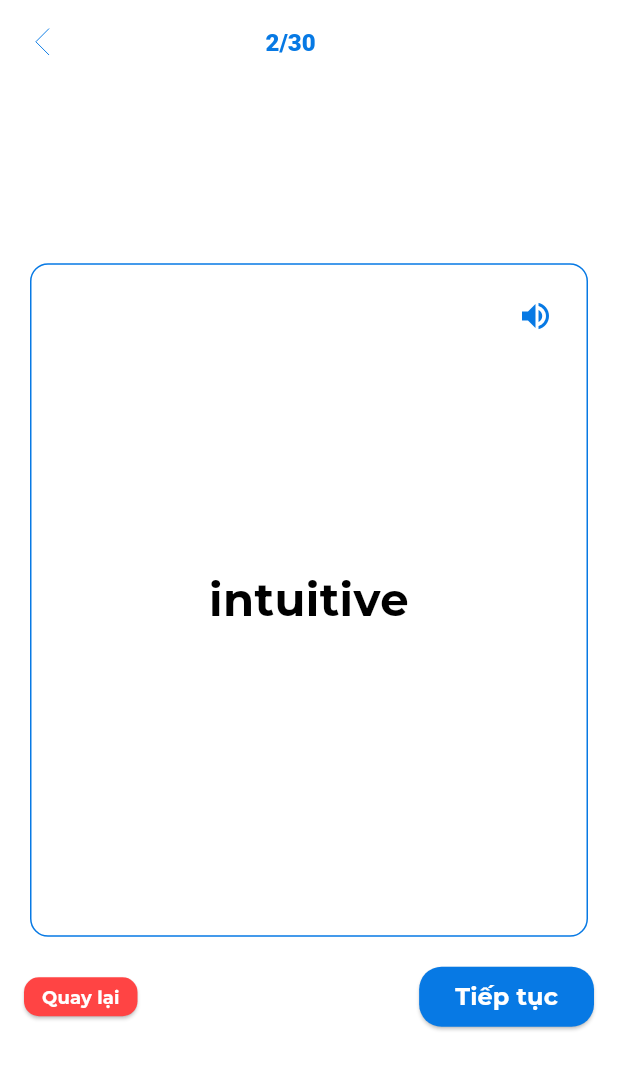
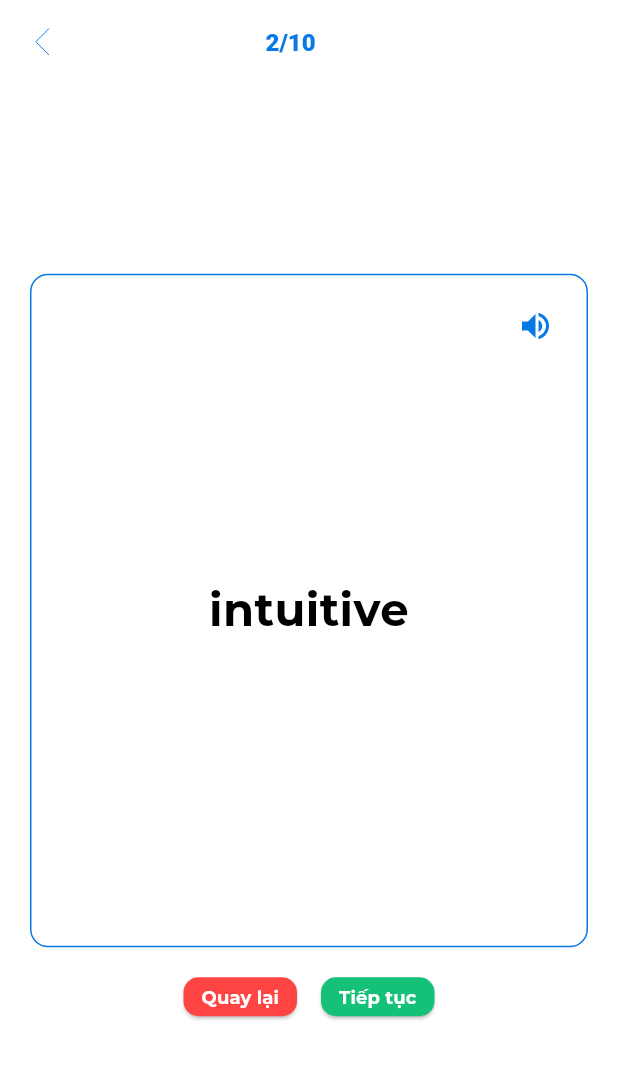
Before and after one commit to tubinguyen/Mobile-App, a Flutter app: the FlashcardScreen screen opened directly with empty values, after a tap on "Tiếp tục", on a phone screen of 412 x 824 dp. Shown: the top 1070 px of the screen. Run offline on Flutter 3.47's test engine with Material 3 defaults, Android fonts, the phone set to English and light mode, and no system bars; drawn by our look-alikes of flip_card; our stand-ins replace flutter_svg, flutter_tts; project files that could hold a hidden picture were left out.

Commit message:
done screen

```diff
--- a/app_tienganh/lib/views/cus/flashcard.dart
+++ b/app_tienganh/lib/views/cus/flashcard_screen.dart
@@ -1,7 +1,8 @@
 import 'package:app_tienganh/widgets/flash_card_counter.dart';
 import 'package:app_tienganh/widgets/flashcard.dart';
-import 'package:app_tienganh/widgets/large_button.dart';
+
 import 'package:app_tienganh/widgets/premium_button.dart';
+import 'package:app_tienganh/widgets/recent_activity.dart';
 import 'package:flutter/material.dart';
 import 'package:flutter_svg/svg.dart';
 
@@ -16,7 +17,7 @@ class FlashcardScreen extends StatefulWidget {
 class _ReviewScreenState extends State<FlashcardScreen> {
   int currentCard = 1;
   int totalCards = 0;
-  bool _isTranslationShown = false;
+  bool isCompleted = false;
 
   // Danh sách từ vựng và nghĩa
   List<Map<String, String>> vocabulary = [
@@ -30,26 +31,6 @@ class _ReviewScreenState extends State<FlashcardScreen> {
     {"word": "experience", "translation": "Trải nghiệm"},
     {"word": "journey", "translation": "Hành trình"},
     {"word": "learning", "translation": "Học tập"},
-    {"word": "opportunity", "translation": "Cơ hội"},
-    {"word": "creativity", "translation": "Sáng tạo"},
-    {"word": "innovation", "translation": "Đổi mới"},
-    {"word": "persistence", "translation": "Kiên trì"},
-    {"word": "motivation", "translation": "Động lực"},
-    {"word": "collaboration", "translation": "Hợp tác"},
-    {"word": "empathy", "translation": "Sự đồng cảm"},
-    {"word": "resilience", "translation": "Sự kiên cường"},
-    {"word": "passion", "translation": "Đam mê"},
-    {"word": "leadership", "translation": "Lãnh đạo"},
-    {"word": "imagination", "translation": "Trí tưởng tượng"},
-    {"word": "integrity", "translation": "Tính liêm chính"},
-    {"word": "curiosity", "translation": "Tính tò mò"},
-    {"word": "dedication", "translation": "Sự tận tâm"},
-    {"word": "perspective", "translation": "Quan điểm"},
-    {"word": "potential", "translation": "Tiềm năng"},
-    {"word": "progress", "translation": "Tiến bộ"},
-    {"word": "mindset", "translation": "Tư duy"},
-    {"word": "connection", "translation": "Kết nối"},
-    {"word": "growth", "translation": "Sự phát triển"},
   ];
 
   @override
@@ -62,8 +43,11 @@ class _ReviewScreenState extends State<FlashcardScreen> {
     if (currentCard < totalCards) {
       setState(() {
         currentCard++;
-        // Khi chuyển sang thẻ mới, reset về mặt tiếng Anh
-        _isTranslationShown = false;
+      });
+    } else {
+      // Đánh dấu hoàn thành khi đã xem hết các từ
+      setState(() {
+        isCompleted = true;
       });
     }
   }
@@ -72,26 +56,69 @@ class _ReviewScreenState extends State<FlashcardScreen> {
     if (currentCard > 1) {
       setState(() {
         currentCard--;
-        // Khi chuyển sang thẻ mới, reset về mặt tiếng Anh
-        _isTranslationShown = false;
+        isCompleted = false; // Reset trạng thái hoàn thành nếu quay lại
       });
     }
   }
 
-  void _toggleTranslation() {
-    setState(() {
-      _isTranslationShown = !_isTranslationShown;
-    });
+  void _handleContinueOrComplete() {
+    if (isCompleted) {
+      // Đã hoàn thành toàn bộ từ vựng
+      widget.onNavigate(0);
+    } else {
+      _nextCard();
+    }
   }
 
   @override
   Widget build(BuildContext context) {
+    // Nếu đã hoàn thành, hiển thị màn hình kết quả
+    if (isCompleted) {
+      return Scaffold(
+        appBar: AppBar(
+          leading: IconButton(
+            icon: SvgPicture.asset(
+              'assets/img/openmoji_return.svg',
+              width: 32,
+              height: 32,
+            ),
+            onPressed: () => widget.onNavigate(0),
+          ),
+          title: const Text(
+            'Kết quả',
+            style: TextStyle(fontSize: 20, fontWeight: FontWeight.bold),
+          ),
+          centerTitle: true,
+          backgroundColor: Colors.transparent,
+          elevation: 0,
+        ),
+        body: Column(
+          mainAxisAlignment: MainAxisAlignment.start,
+          children: [
+            Padding(
+              padding: const EdgeInsets.all(30.0),
+              child: RecentActivity(
+                title: "Tiến độ của bạn",
+                status: "Đã hoàn thành",
+                className: "Từ vựng TOEIC",
+                note: "$totalCards/$totalCards từ vựng",
+                buttonText: "Kiểm tra cũng cố",
+                percentage: 100,
+                onTap: () => widget.onNavigate(1),
+              ),
+            ),
+          ],
+        ),
+      );
+    }
+
+    // Giao diện học từ vựng
     return Scaffold(
       appBar: AppBar(
         leading: IconButton(
           icon: SvgPicture.asset(
-            'assets/img/openmoji_return.svg', // Đường dẫn đến file SVG
-            width: 32, // Điều chỉnh kích thước nếu cần
+            'assets/img/openmoji_return.svg',
+            width: 32,
             height: 32,
           ),
           onPressed: () => widget.onNavigate(0),
@@ -109,18 +136,16 @@ class _ReviewScreenState extends State<FlashcardScreen> {
         children: [
           // Flashcard hiện tại
           Flashcard(
-            key: ValueKey('$currentCard-$_isTranslationShown'),
+            key: ValueKey(currentCard),
             word: vocabulary[currentCard - 1]['word']!,
             translation: vocabulary[currentCard - 1]['translation']!,
-            initialSide: _isTranslationShown,
-            onFlip: _toggleTranslation,
           ),
 
           // Các nút điều khiển
           Padding(
-            padding: EdgeInsets.symmetric(horizontal: 16, vertical: 20),
+            padding: const EdgeInsets.symmetric(horizontal: 16, vertical: 20),
             child: Row(
-              mainAxisAlignment: MainAxisAlignment.spaceBetween,
+              mainAxisAlignment: MainAxisAlignment.center,
               children: [
                 PremiumButton(
                   text: 'Quay lại',
@@ -128,16 +153,14 @@ class _ReviewScreenState extends State<FlashcardScreen> {
                   state: ButtonState.failure,
                   textColor: Colors.white,
                 ),
-                LargeButton(text: 'Tiếp tục', onTap: _nextCard),
-                // PremiumButton(
-                //   text: 'Tiếp tục',
-                //   onTap: _nextCard,
-                //   state:
-                //       currentCard < totalCards
-                //           ? ButtonState.success
-                //           : ButtonState.failure,
-                //   textColor: Colors.white,
-                // ),
+                const SizedBox(width: 16),
+
+                PremiumButton(
+                  text: currentCard == totalCards ? 'Hoàn thành' : 'Tiếp tục',
+                  onTap: _handleContinueOrComplete,
+                  state: ButtonState.success,
+                  textColor: Colors.white,
+                ),
               ],
             ),
           ),
--- a/app_tienganh/lib/widgets/flashcard.dart
+++ b/app_tienganh/lib/widgets/flashcard.dart
@@ -1,4 +1,5 @@
 import 'package:flutter/material.dart';
+import 'package:flip_card/flip_card.dart';
 import 'package:app_tienganh/core/app_colors.dart';
 import 'package:flutter_tts/flutter_tts.dart';
 
@@ -21,16 +22,15 @@ class Flashcard extends StatefulWidget {
 }
 
 class _FlashcardState extends State<Flashcard> {
-  late bool _isFrontSide;
   late FlutterTts flutterTts;
+  late GlobalKey<FlipCardState> cardKey;
 
   @override
   void initState() {
     super.initState();
-    _isFrontSide = !widget.initialSide;
-
     // Khởi tạo FlutterTts
     flutterTts = FlutterTts();
+    cardKey = GlobalKey<FlipCardState>();
 
     // Cấu hình ban đầu cho TTS
     _setupTts();
@@ -53,37 +53,8 @@ class _FlashcardState extends State<Flashcard> {
     }
   }
 
-  void _toggleSide() {
-    setState(() {
-      _isFrontSide = !_isFrontSide;
-      widget.onFlip?.call();
-    });
-  }
-
-  @override
-  void dispose() {
-    // Giải phóng tài nguyên khi widget bị hủy
-    flutterTts.stop();
-    super.dispose();
-  }
-
-  @override
-  Widget build(BuildContext context) {
-    return GestureDetector(
-      onTap: _toggleSide,
-      child: AnimatedSwitcher(
-        duration: const Duration(milliseconds: 500),
-        transitionBuilder: (Widget child, Animation<double> animation) {
-          return RotationTransition(turns: animation, child: child);
-        },
-        child: _buildFlashcardContent(),
-      ),
-    );
-  }
-
-  Widget _buildFlashcardContent() {
+  Widget _buildCard(String text, {bool isBack = false}) {
     return Container(
-      key: ValueKey<bool>(_isFrontSide),
       width: 372,
       height: 449,
       decoration: BoxDecoration(
@@ -95,7 +66,7 @@ class _FlashcardState extends State<Flashcard> {
         children: [
           Center(
             child: Text(
-              _isFrontSide ? widget.word : widget.translation,
+              text,
               style: const TextStyle(
                 fontSize: 30,
                 fontWeight: FontWeight.bold,
@@ -113,14 +84,29 @@ class _FlashcardState extends State<Flashcard> {
                 Icons.volume_up,
                 color: AppColors.highlightDarkest,
               ),
-              onPressed: () {
-                // Phát âm từ hiện tại
-                _speak(_isFrontSide ? widget.word : widget.translation);
-              },
+              onPressed: () => _speak(text),
             ),
           ),
         ],
       ),
     );
   }
+
+  @override
+  void dispose() {
+    // Giải phóng tài nguyên khi widget bị hủy
+    flutterTts.stop();
+    super.dispose();
+  }
+
+  @override
+  Widget build(BuildContext context) {
+    return FlipCard(
+      key: cardKey,
+      direction: FlipDirection.HORIZONTAL, // Lật ngang
+      front: _buildCard(widget.word),
+      back: _buildCard(widget.translation, isBack: true),
+      onFlip: widget.onFlip,
+    );
+  }
 }
--- a/app_tienganh/lib/widgets/large_button.dart
+++ b/app_tienganh/lib/widgets/large_button.dart
@@ -5,11 +5,7 @@ class LargeButton extends StatelessWidget {
   final String text;
   final VoidCallback onTap;
 
-  const LargeButton({
-    super.key,
-    required this.text,
-    required this.onTap,
-  });
+  const LargeButton({super.key, required this.text, required this.onTap});
 
   @override
   Widget build(BuildContext context) {
--- /dev/null
+++ b/app_tienganh/lib/widgets/vocabulary_flip_card.dart
@@ -0,0 +1 @@
+// TODO Implement this library.
--- a/app_tienganh/pubspec.yaml
+++ b/app_tienganh/pubspec.yaml
@@ -36,6 +36,7 @@ dependencies:
   flutter_svg: ^2.0.17
   carousel_slider: ^5.0.0
   flutter_tts: ^3.8.3
+  flip_card: ^0.6.0
 
 dev_dependencies:
   flutter_test:
```
Also changed, not shown: app_tienganh/lib/routes/navigation_page.dart (+17 -17 lines), app_tienganh/lib/views/cus/home_screen.dart (+7 -3 lines), app_tienganh/lib/views/cus/profile_screen.dart (+5 -2 lines), app_tienganh/lib/widgets/card_check.dart (added, +66 -0 lines), app_tienganh/pubspec.lock.
